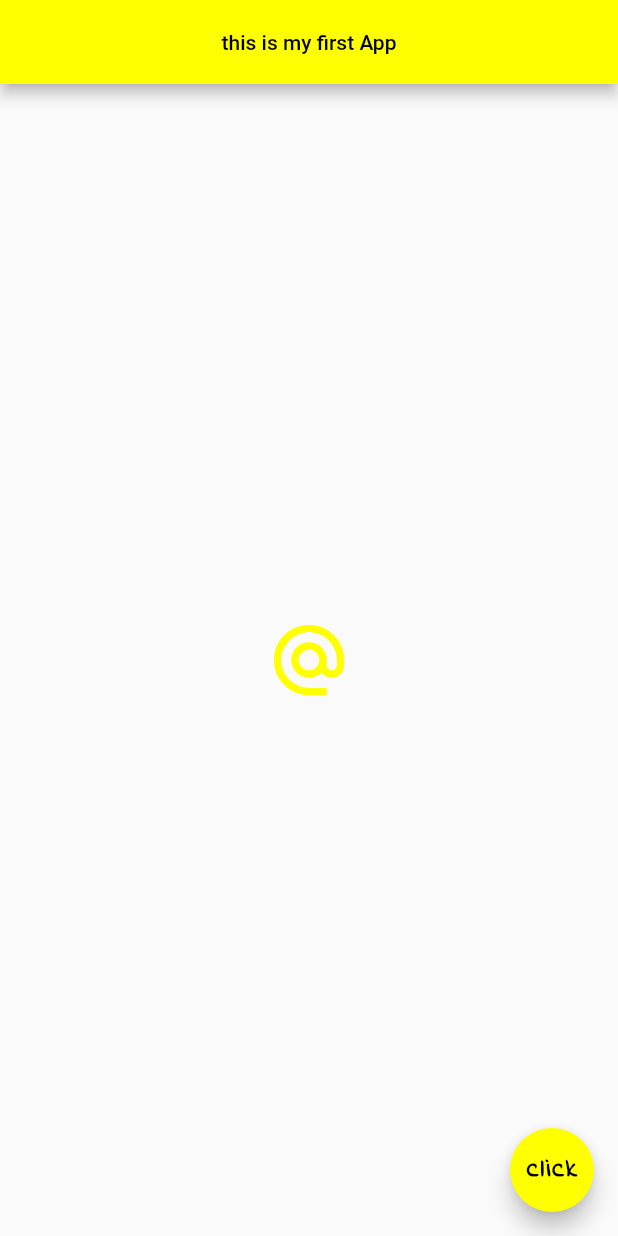
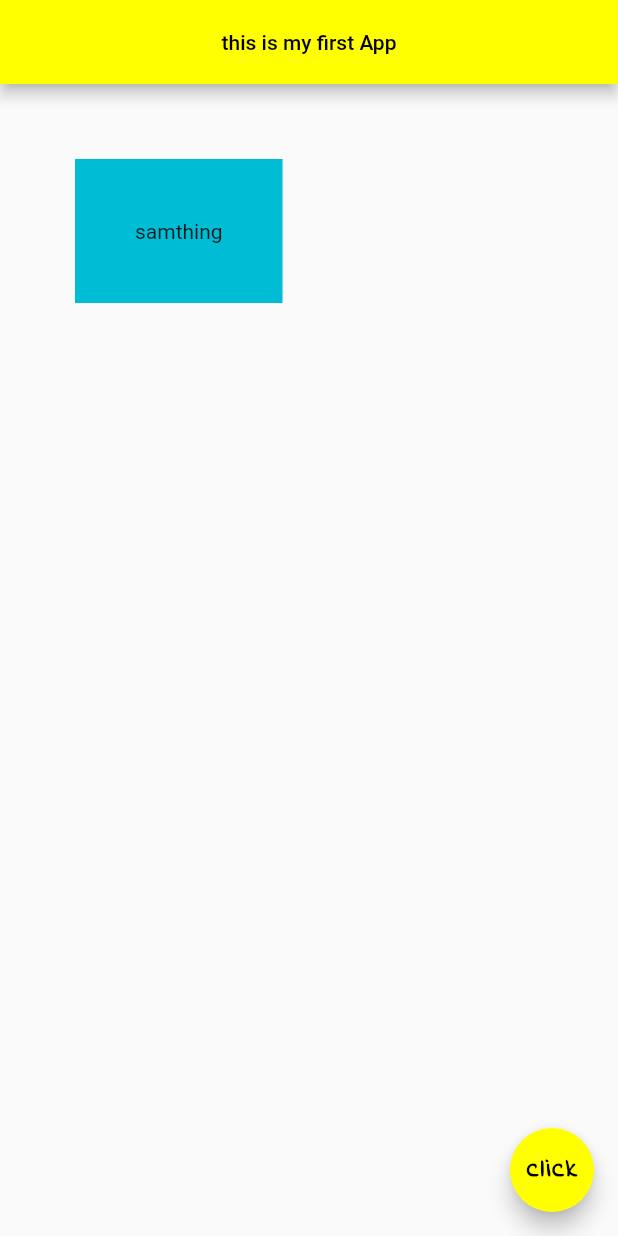
Before and after one commit to irakliB778/net-ninja, a Flutter app: the screen it shows after launch, on a phone screen of 412 x 824 dp. Run offline on Flutter 3.47's test engine with Material 2 defaults, Android fonts, the phone set to English and light mode, and no system bars.

Commit message:
create contenier widget

```diff
--- a/lib/main.dart
+++ b/lib/main.dart
@@ -19,16 +19,14 @@ class Home extends StatelessWidget {
           ),
           centerTitle: true,
           backgroundColor: Colors.yellowAccent,
-        ),body:Center(
-      child:IconButton(
-        onPressed: () {
-          print('button was clicked');
-        },
-        icon: Icon(Icons.alternate_email),
-        color: Colors.yellowAccent,
-        iconSize: 56,
-      )
-    ),floatingActionButton: FloatingActionButton(
+        ),body:Container(
+      color: Colors.cyan,
+      child: Text('samthing'),
+      padding: EdgeInsets.symmetric(vertical: 40.0, horizontal: 40.0),
+      margin: EdgeInsets.all(50),
+
+    ),
+    floatingActionButton: FloatingActionButton(
       child:Text(
           'click',
         style:TextStyle(
```
